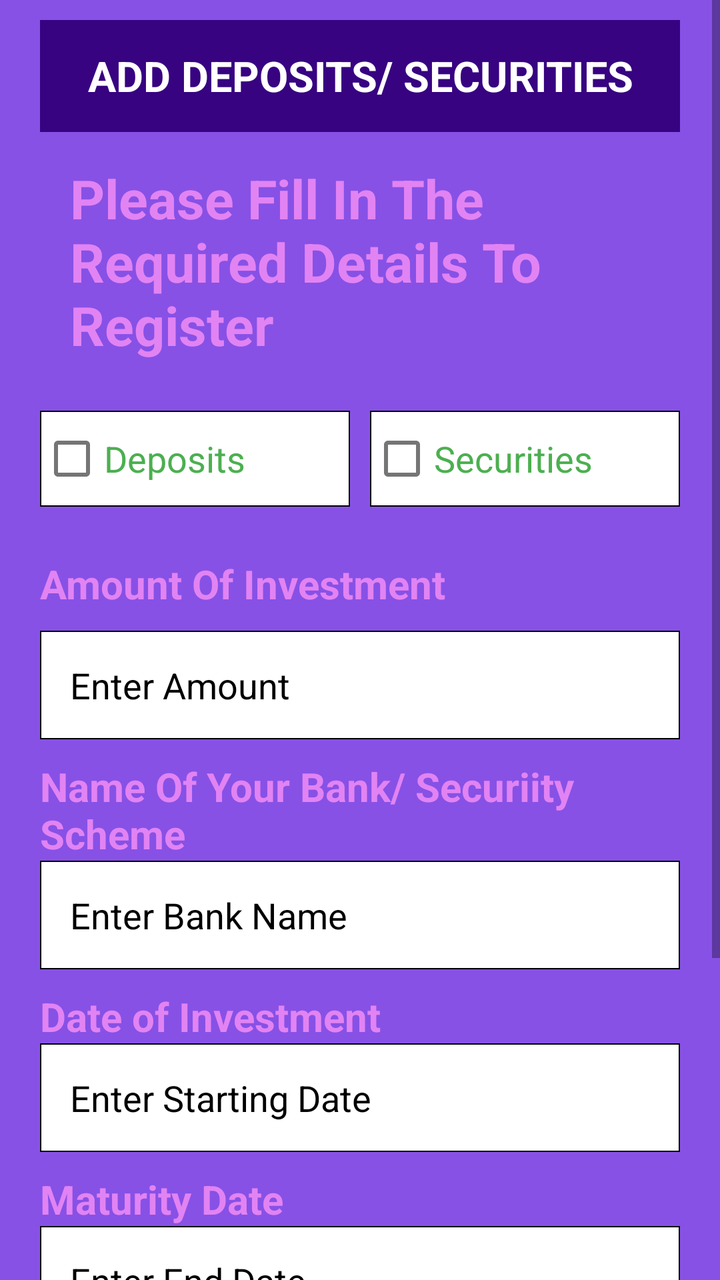
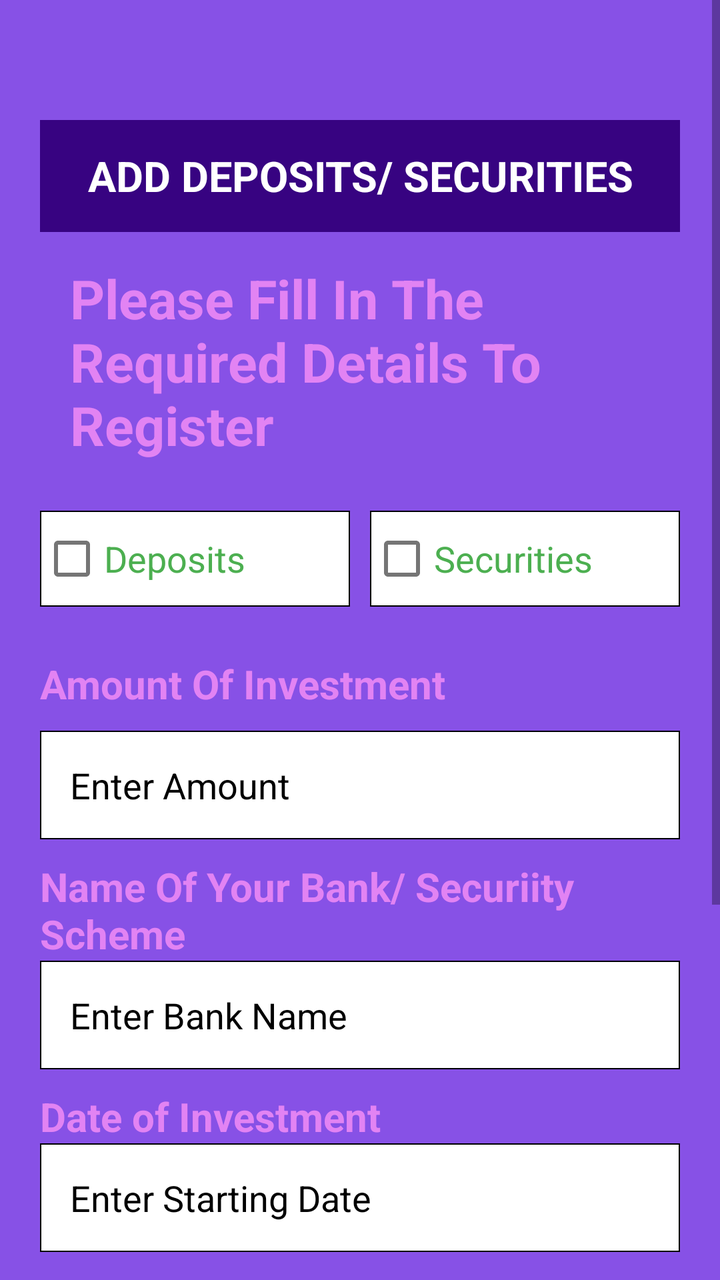

Before-and-after screenshots of an Android layout around one commit, followed by the original layout XML and the change that was made.
<!-- AndroidManifest.xml: application theme Theme.FinanceFit -->
<!-- res/layout/activity_add_savings.xml -->
<?xml version="1.0" encoding="utf-8"?>
<ScrollView xmlns:android="http://schemas.android.com/apk/res/android"
    xmlns:app="http://schemas.android.com/apk/res-auto"
    xmlns:tools="http://schemas.android.com/tools"
    android:layout_width="match_parent"
    android:layout_height="match_parent">
    <LinearLayout
        android:layout_width="match_parent"
        android:layout_height="match_parent"
        android:paddingRight="20sp"
        android:paddingLeft="20sp"
        android:background="#8751E6"
        android:paddingTop="10sp"
        tools:context=".UpdateProfileActivity"
        android:orientation="vertical">
        <RelativeLayout
            android:layout_width="match_parent"
            android:layout_height="?actionBarSize"
            android:background="#370381"
            android:id="@+id/ToolbarDash">

            <TextView
                android:layout_width="match_parent"
                android:layout_height="wrap_content"
                android:textSize="21sp"
                android:textStyle="bold"
                android:textColor="#fff"
                android:text="ADD DEPOSITS/ SECURITIES"
                android:textAlignment="center"
                android:layout_centerVertical="true"/>
        </RelativeLayout>

        <TextView
            android:layout_width="wrap_content"
            android:layout_height="wrap_content"
            android:layout_margin="15sp"
            android:text="Please Fill In The Required Details To Register "
            android:textColor="#E283F3"
            android:textSize="27sp"
            android:textStyle="bold"/>

        <LinearLayout
            android:layout_width="match_parent"
            android:layout_height="wrap_content"
            android:weightSum="2"
            android:layout_marginTop="10sp"
            android:orientation="horizontal">

            <CheckBox
                android:layout_width="8sp"
                android:layout_height="wrap_content"
                android:text="Deposits"
                android:textSize="18sp"
                android:textColor="#4CAF50"
                android:id="@+id/expense_check"
                android:layout_marginEnd="5sp"
                android:background="@drawable/edt_text_bg"
                android:layout_weight="1"/>
            <CheckBox
                android:layout_width="8sp"
                android:layout_height="wrap_content"
                android:text="Securities"
                android:textColor="#4CAF50"
                android:textSize="18sp"
                android:id="@+id/income_check"
                android:layout_marginStart="5sp"
                android:background="@drawable/edt_text_bg"
                android:layout_weight="1"/>

        </LinearLayout>
        <TextView
            android:layout_width="match_parent"
            android:layout_height="wrap_content"
            android:layout_marginTop="25sp"
            android:text="Amount Of Investment"
            android:textStyle="bold"
            android:textColor="#E283F3"
            android:textSize="20sp"/>
        <EditText
            android:layout_width="match_parent"
            android:layout_height="wrap_content"
            android:id="@+id/user_amount_add"
            android:hint="Enter Amount"
            android:textColorHint="#000"
            android:textColor="#000"
            android:inputType="number"
            android:padding="15sp"
            android:background="@drawable/edt_text_bg"
            android:layout_marginTop="10sp"/>
        <TextView
            android:layout_width="match_parent"
            android:layout_height="wrap_content"
            android:layout_marginTop="10sp"
            android:text="Name Of Your Bank/ Securiity Scheme"
            android:textColor="#E283F3"
            android:textStyle="bold"
            android:textSize="20sp"/>
        <EditText
            android:layout_width="match_parent"
            android:layout_height="wrap_content"
            android:id="@+id/user_bank_add"
            android:hint="Enter Bank Name"
            android:inputType="text"
            android:textColorHint="#000"
            android:textColor="#000"
            android:padding="15sp"
            android:background="@drawable/edt_text_bg"
            android:layout_marginTop="0sp"/>
        <TextView
            android:layout_width="match_parent"
            android:layout_height="wrap_content"
            android:layout_marginTop="10sp"
            android:text="Date of Investment"
            android:textColor="#E283F3"
            android:textStyle="bold"
            android:textSize="20sp"/>
        <EditText
            android:layout_width="match_parent"
            android:layout_height="wrap_content"
            android:id="@+id/user_date_add"
            android:hint="Enter Starting Date"
            android:inputType="date"
            android:textColorHint="#000"
            android:textColor="#000"
            android:padding="15sp"
            android:background="@drawable/edt_text_bg"
            android:layout_marginTop="0sp"/>
        <TextView
            android:layout_width="match_parent"
            android:layout_height="wrap_content"
            android:layout_marginTop="10sp"
            android:text="Maturity Date"
            android:textColor="#E283F3"
            android:textStyle="bold"
            android:textSize="20sp"/>
        <EditText
            android:layout_width="match_parent"
            android:layout_height="wrap_content"
            android:id="@+id/user_endDate_add"
            android:hint="Enter End Date"
            android:inputType="date"
            android:padding="15sp"
            android:textColorHint="#000"
            android:textColor="#000"
            android:background="@drawable/edt_text_bg"
            android:layout_marginTop="0sp"/>
        <TextView
            android:layout_width="match_parent"
            android:layout_height="wrap_content"
            android:layout_marginTop="10sp"
            android:text="Type (FD/RD/NPS/PPF/SGB's/LIC Plans)"
            android:textColor="#E283F3"
            android:textStyle="bold"
            android:textSize="20sp"/>
        <EditText
            android:layout_width="match_parent"
            android:layout_height="wrap_content"
            android:id="@+id/user_type_add"
            android:hint="Enter Type of Investment"
            android:inputType="text"
            android:textColorHint="#000"
            android:textColor="#000"
            android:padding="15sp"
            android:background="@drawable/edt_text_bg"
            android:layout_marginTop="0sp"/>



        <androidx.appcompat.widget.AppCompatButton
            android:layout_width="wrap_content"
            android:layout_height="wrap_content"
            android:layout_marginTop="25sp"
            android:text="SAVE"
            android:textColor="#000"
            android:textSize="20sp"
            android:layout_gravity="center"
            android:textStyle="bold"
            android:background="#2C9DF6"
            android:id="@+id/btnSave"/>

    </LinearLayout>
</ScrollView>
<!-- resources referenced by this layout -->
<resources>
  <!-- drawable edt_text_bg (drawable) -->
  <?xml version="1.0" encoding="utf-8"?>
  <shape xmlns:android="http://schemas.android.com/apk/res/android">
      <solid android:color="@color/white"/>
      <stroke android:color="@color/black" android:width="2px"/>
  
  </shape>
  <style name="Theme.FinanceFit" parent="Theme.MaterialComponents.DayNight.NoActionBar">
          
          <item name="colorPrimary">@color/purple_500</item>
          <item name="colorPrimaryVariant">@color/purple_700</item>
          <item name="colorOnPrimary">@color/white</item>
          
          <item name="colorSecondary">@color/teal_200</item>
          <item name="colorSecondaryVariant">@color/teal_700</item>
          <item name="colorOnSecondary">@color/black</item>
          
          <item name="android:statusBarColor">#130041</item>
  
          
      </style>
  <color name="white">#FFFFFFFF</color>
  <color name="black">#FF000000</color>
  <color name="purple_500">#FF6200EE</color>
  <color name="purple_700">#FF3700B3</color>
  <color name="teal_200">#FF03DAC5</color>
  <color name="teal_700">#FF018786</color>
</resources>

<!-- the commit's change to res/layout/activity_add_savings.xml (unified diff, before → after) -->
@@ -3,7 +3,8 @@
     xmlns:app="http://schemas.android.com/apk/res-auto"
     xmlns:tools="http://schemas.android.com/tools"
     android:layout_width="match_parent"
-    android:layout_height="match_parent">
+    android:layout_height="match_parent"
+    android:fillViewport="true">
     <LinearLayout
         android:layout_width="match_parent"
         android:layout_height="match_parent"
@@ -16,6 +17,7 @@
         <RelativeLayout
             android:layout_width="match_parent"
             android:layout_height="?actionBarSize"
+            android:layout_marginTop="50sp"
             android:background="#370381"
             android:id="@+id/ToolbarDash">
 
